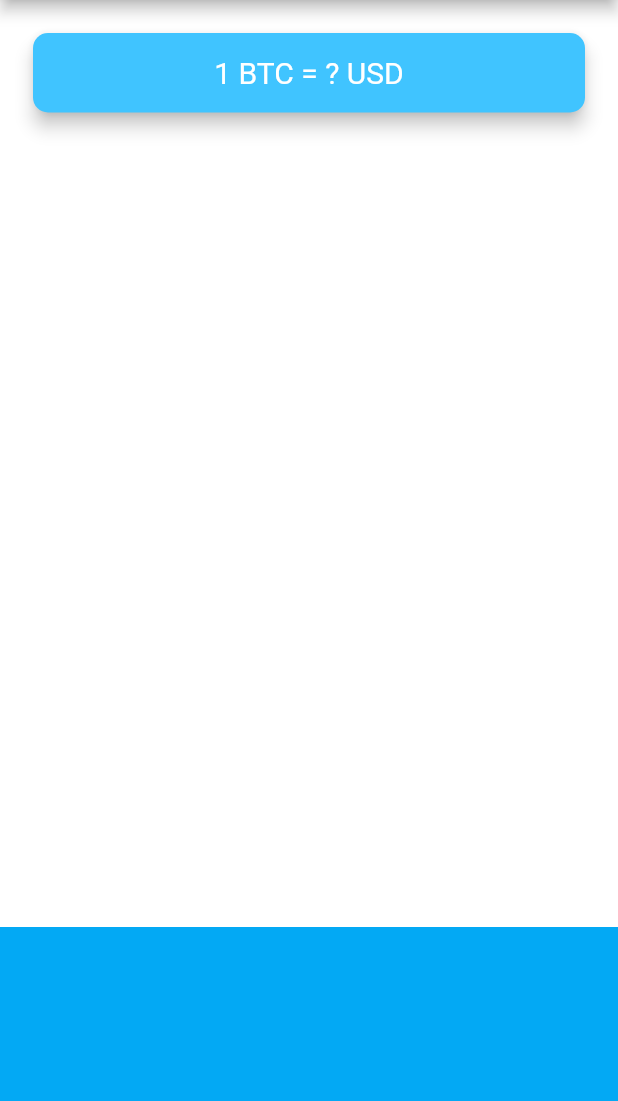
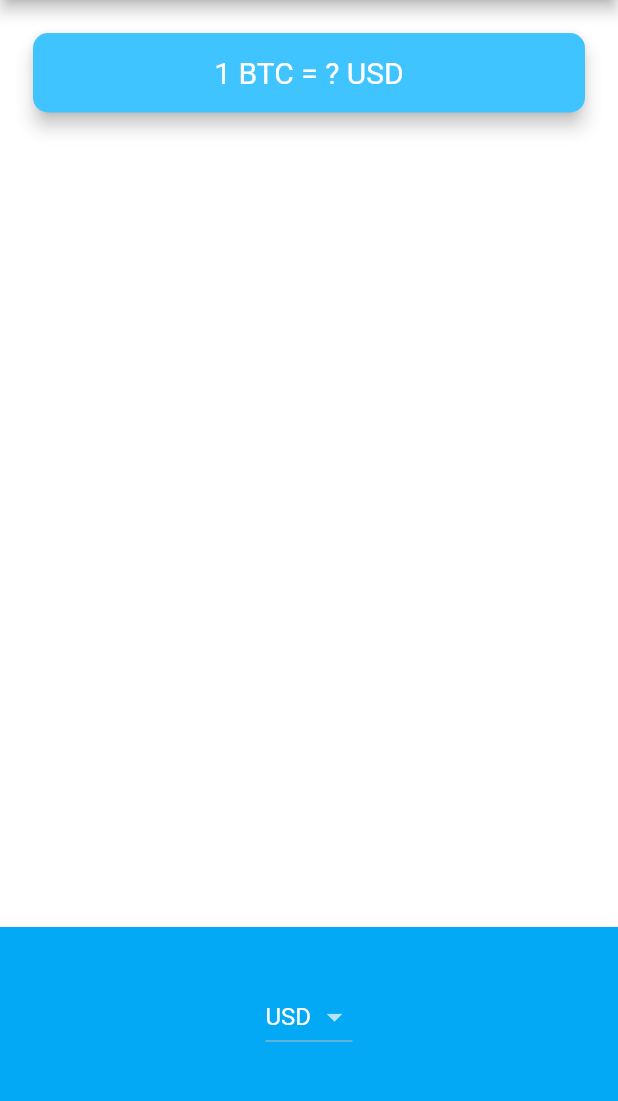
Before and after one commit to statios/flutter_study, a Flutter app: the screen it shows after launch, on a phone screen of 412 x 824 dp, the part 84-1185 px from its top. Run offline on Flutter 3.47's test engine with Material 2 defaults, Android fonts, the phone set to English and light mode, and no system bars; our stand-ins replace audioplayers, flutter_spinkit, font_awesome_flutter, geolocator, rflutter_alert.

Commit message:
Add child

```diff
--- a/bitcoin-ticker-flutter/lib/price_screen.dart
+++ b/bitcoin-ticker-flutter/lib/price_screen.dart
@@ -6,6 +6,8 @@ class PriceScreen extends StatefulWidget {
 }
 
 class _PriceScreenState extends State<PriceScreen> {
+  String selectedCurrency = 'USD';
+
   @override
   Widget build(BuildContext context) {
     return Scaffold(
@@ -42,7 +44,24 @@ class _PriceScreenState extends State<PriceScreen> {
             alignment: Alignment.center,
             padding: EdgeInsets.only(bottom: 30.0),
             color: Colors.lightBlue,
-            child: null,
+            child: DropdownButton(
+              value: selectedCurrency,
+              items: [
+                DropdownMenuItem<String>(
+                  value: 'USD',
+                  child: Text('USD'),
+                ),
+                DropdownMenuItem<String>(
+                  value: 'KRW',
+                  child: Text('KRW'),
+                ),
+              ],
+              onChanged: (value) {
+                setState(() {
+                  selectedCurrency = value;
+                });
+              },
+            ),
           ),
         ],
       ),
```
